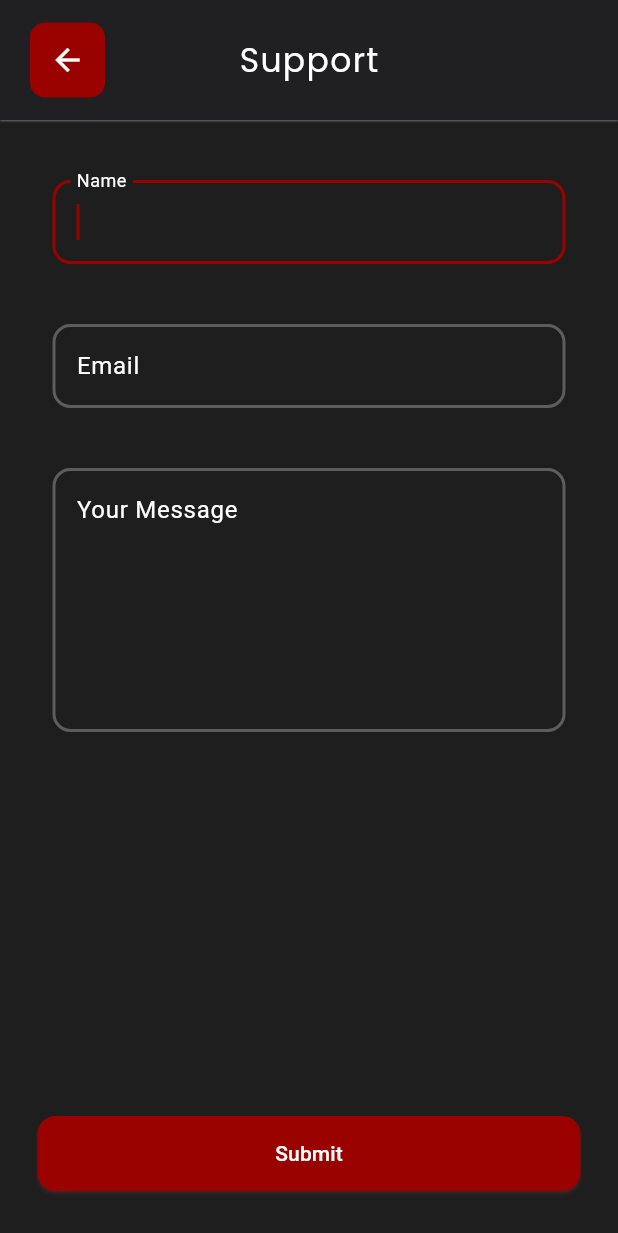
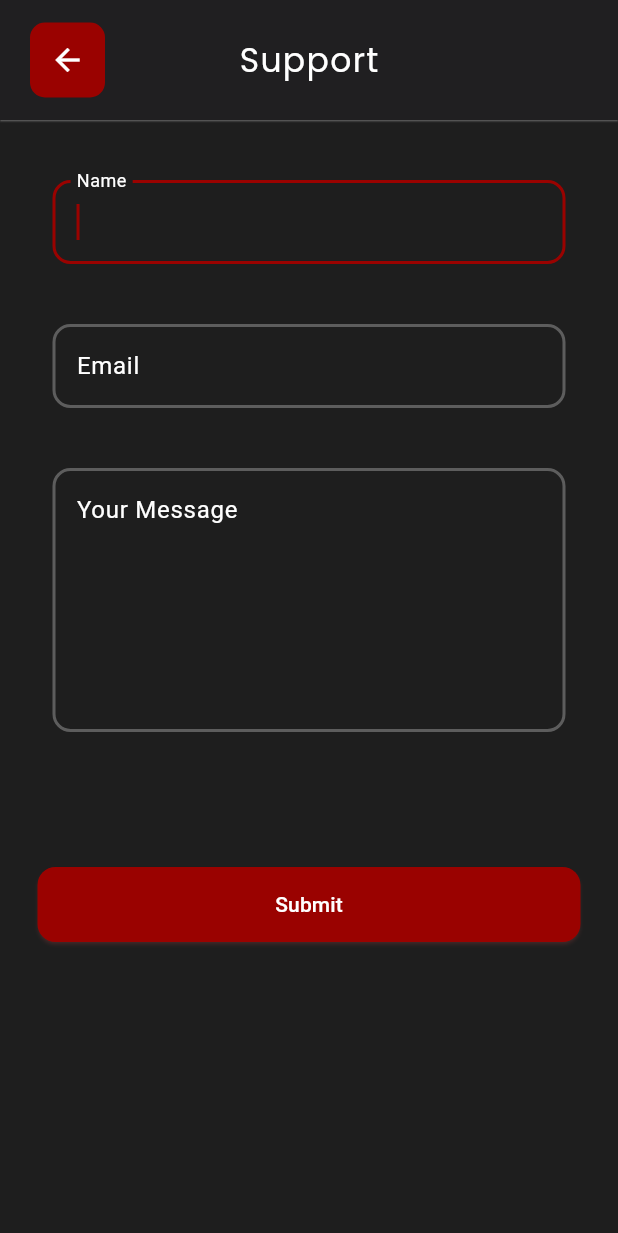
Before and after one commit to MuhammadHashamKhan1999/hiphop, a Flutter app: the SupportScreen screen opened directly, on a phone screen of 412 x 824 dp. Shown: the top 1233 px of the screen. Run offline on Flutter 3.47's test engine with Material 3 defaults, Android fonts, the phone set to English and light mode, and no system bars; our stand-ins replace audioplayers, carousel_slider, email_validator, firebase_auth, firebase_core, fluentui_system_icons and 9 more; accounts and stored records are empty; project files that could hold a hidden picture were left out.

Commit message:
minor fix

```diff
--- a/lib/screens/support_screen.dart
+++ b/lib/screens/support_screen.dart
@@ -52,8 +52,9 @@ class _SupportScreenState extends State<SupportScreen> {
         forceMaterialTransparency: false,
         shadowColor: Colors.white70,
       ),
-      body: Padding(
-        padding: EdgeInsets.symmetric(horizontal: 25.0),
+      body: SingleChildScrollView(
+        child: Padding(
+          padding: const EdgeInsets.symmetric(horizontal: 25.0),
           child: Column(
             crossAxisAlignment: CrossAxisAlignment.start,
             children: [
@@ -102,7 +103,7 @@ class _SupportScreenState extends State<SupportScreen> {
 
                         labelText: "Name",
                         alignLabelWithHint: false,
-                      labelStyle: TextStyle(
+                        labelStyle: const TextStyle(
                             color: AppColors.textWhiteColor
                         ),
                         floatingLabelBehavior: FloatingLabelBehavior.auto,
@@ -156,7 +157,7 @@ class _SupportScreenState extends State<SupportScreen> {
 
                         labelText: "Email",
                         alignLabelWithHint: false,
-                      labelStyle: TextStyle(
+                        labelStyle: const TextStyle(
                             color: AppColors.textWhiteColor
                         ),
                         floatingLabelBehavior: FloatingLabelBehavior.auto,
@@ -210,7 +211,7 @@ class _SupportScreenState extends State<SupportScreen> {
                         ),
                         labelText: "Your Message",
                         alignLabelWithHint: true,
-                      labelStyle: TextStyle(
+                        labelStyle: const TextStyle(
                             color: AppColors.textWhiteColor
                         ),
                         floatingLabelBehavior: FloatingLabelBehavior.auto,
@@ -219,7 +220,7 @@ class _SupportScreenState extends State<SupportScreen> {
                   ),
                 ),
               ),
-            const Spacer(),
+              const SizedBox(height: 80),
               Container(
                 decoration: const BoxDecoration(
                     borderRadius: BorderRadius.zero
@@ -247,6 +248,7 @@ class _SupportScreenState extends State<SupportScreen> {
             ],
           ),
         ),
+      ),
     );
   }
 }
```
Lines whose indentation alone changed are shown as unchanged.
